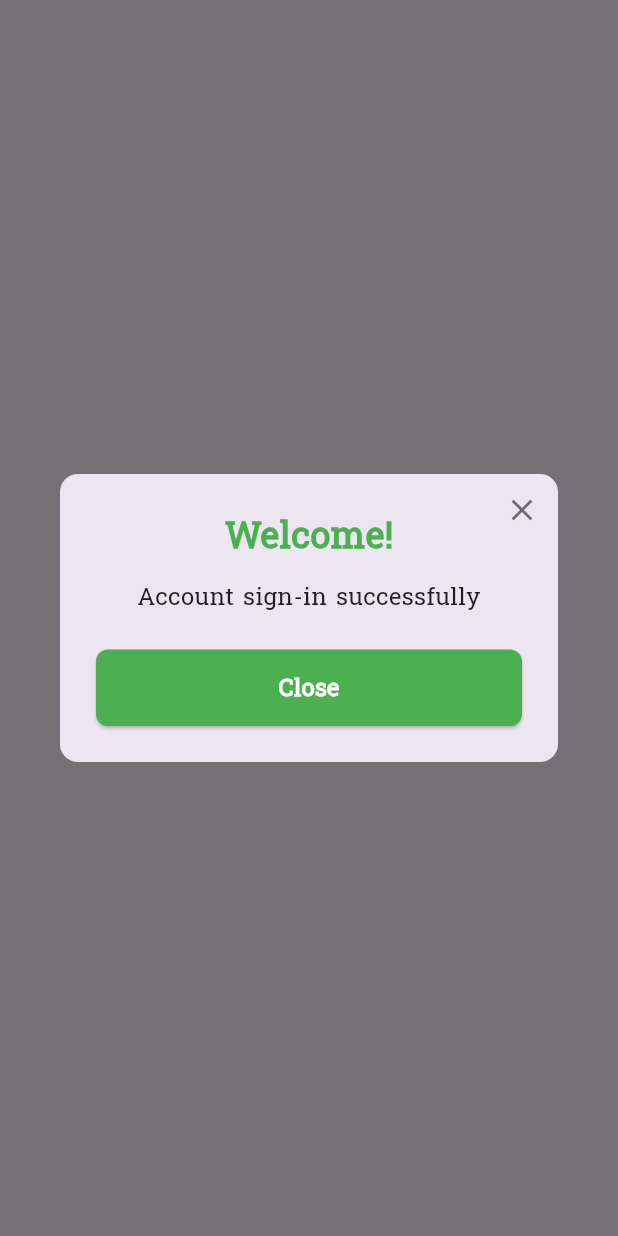
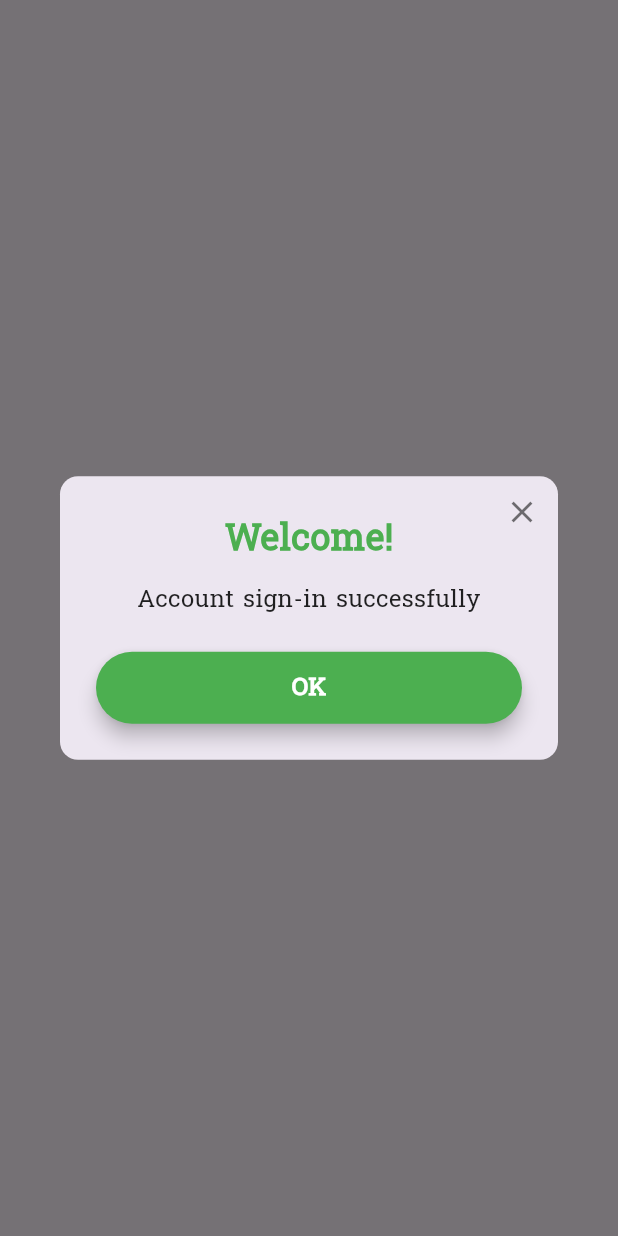
Before and after one commit to amro3z/sprints_grad, a Flutter app: what showSuccessDialog() shows on an empty page, opened directly, on a phone screen of 412 x 824 dp. Run offline on Flutter 3.47's test engine with Material 3 defaults, Android fonts, the phone set to English and light mode, and no system bars; network calls fail.

Commit message:
Update success dialog in LoginScreen to allow dismissal by tapping outside and replace button with CustomBottom for consistency

```diff
--- a/lib/widgets/login_dialog.dart
+++ b/lib/widgets/login_dialog.dart
@@ -1,9 +1,10 @@
 import 'package:flutter/material.dart';
+import 'package:shopping_app/widgets/custom_bottom.dart';
 
 void showSuccessDialog(BuildContext context) {
   showDialog(
     context: context,
-    barrierDismissible: false, // مايتقفلش بالضغط خارج الـ Dialog
+    barrierDismissible: true, // مايتقفلش بالضغط خارج الـ Dialog
     builder: (context) {
       return Dialog(
         shape: RoundedRectangleBorder(borderRadius: BorderRadius.circular(12)),
@@ -37,32 +38,16 @@ void showSuccessDialog(BuildContext context) {
                   const SizedBox(height: 24),
                   SizedBox(
                     width: double.infinity,
-                    child: ElevatedButton(
-                      style: ElevatedButton.styleFrom(
-                        backgroundColor: Colors.green,
-                        padding: const EdgeInsets.symmetric(vertical: 14),
-                        shape: RoundedRectangleBorder(
-                          borderRadius: BorderRadius.circular(8),
-                        ),
-                      ),
-                      onPressed: () {
-                        Navigator.of(context).pop(); // يغلق الـ Dialog
-                      },
-                      child: const Text(
-                        'Close',
-                        style: TextStyle(
-                          fontWeight: FontWeight.bold,
-                          fontSize: 16,
-                          fontFamily: 'CustomFont',
-                          color: Colors.white,
-                        ),
-                      ),
+                    child: CustomBottom(
+                      onPressed: () => Navigator.of(context).pop(),
+                      title: 'OK',
+                      backgroundColor: Colors.green,
+                      foregroundColor: Colors.white,
                     ),
                   ),
                 ],
               ),
             ),
-            // زر الإغلاق (X)
             IconButton(
               icon: const Icon(Icons.close, color: Colors.black54),
               onPressed: () => Navigator.of(context).pop(),
```
